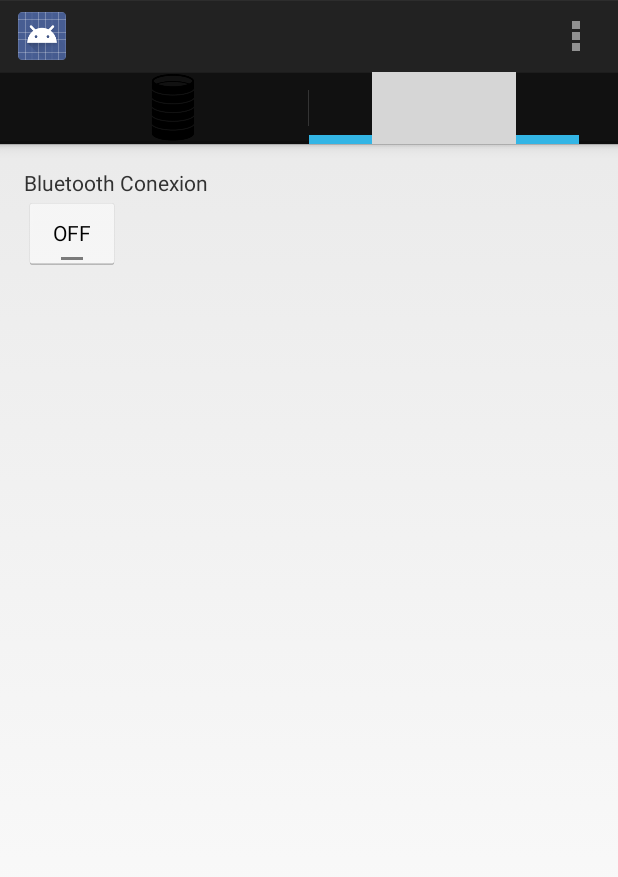
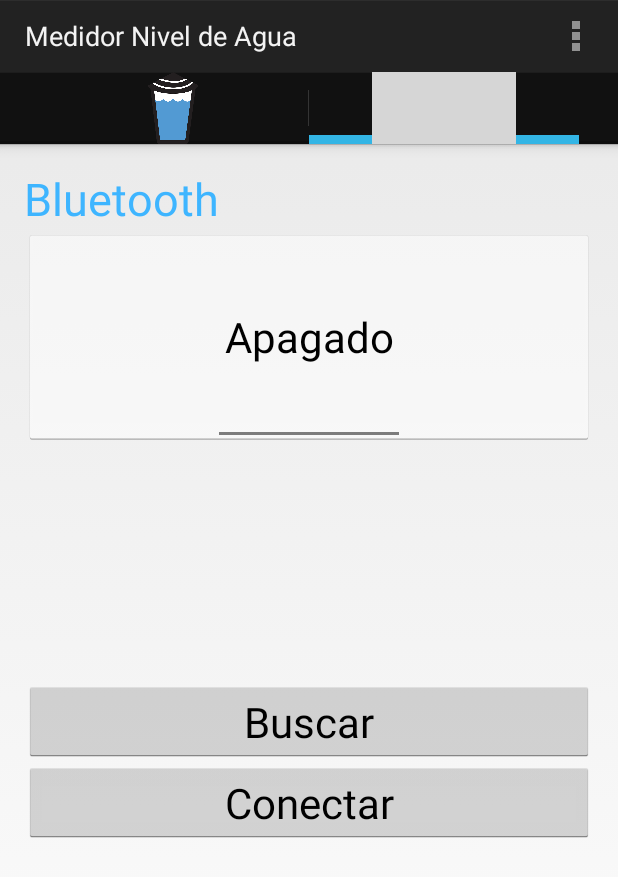
Before and after one commit to gabitosoft/BluetoothMeasure, an Android app: the screen it shows after launch (MainActivity), tab 2 chosen, on a phone screen of 412 x 824 dp. Shown: the top 877 px of the screen. Run offline under Robolectric (Android 15) with nearby library versions, the phone set to English and light mode, and no system bars; grey boxes are pictures that could not be loaded.

Commit message:
Adding seekbar and buttons to Config Fragment

```diff
--- a/app/src/main/AndroidManifest.xml
+++ b/app/src/main/AndroidManifest.xml
@@ -10,7 +10,7 @@
         android:allowBackup="true"
         android:icon="@mipmap/ic_tank"
         android:label="@string/app_name"
-        android:theme="@style/AppTheme" >
+        android:theme="@style/AppTheme">
         <activity
             android:name=".MainActivity"
             android:label="@string/app_name" >
--- a/app/src/main/java/com/gabitosoft/bluetoothmeasure/FragmentGraphic.java
+++ b/app/src/main/java/com/gabitosoft/bluetoothmeasure/FragmentGraphic.java
@@ -5,16 +5,28 @@ import android.os.Bundle;
 import android.view.LayoutInflater;
 import android.view.View;
 import android.view.ViewGroup;
+import android.widget.SeekBar;
+import android.widget.Toast;
 
 /**
  * Created by Gabriel Delgado on 29-05-15.
  */
 public class FragmentGraphic extends Fragment{
 
+    private SeekBar seekBar;
+
     @Override
     public View onCreateView(LayoutInflater inflater, ViewGroup container, Bundle savedInstanceState) {
 
-        View rootView = inflater.inflate(R.layout.configuration_layout, container, false);
-        return rootView;
+        try {
+
+            View rootView = inflater.inflate(R.layout.graphic_layout, container, false);
+            seekBar = (SeekBar) getActivity().findViewById(R.id.seekBar);
+
+            return rootView;
+        } catch (Exception ex) {
+
+            return null;
+        }
     }
 }
--- a/app/src/main/java/com/gabitosoft/bluetoothmeasure/MainActivity.java
+++ b/app/src/main/java/com/gabitosoft/bluetoothmeasure/MainActivity.java
@@ -3,6 +3,7 @@ package com.gabitosoft.bluetoothmeasure;
 import android.app.ActionBar;
 import android.app.Activity;
 import android.app.Fragment;
+import android.graphics.drawable.ColorDrawable;
 import android.os.Bundle;
 import android.view.Menu;
 import android.view.MenuItem;
@@ -20,18 +21,20 @@ public class MainActivity extends Activity {
         setContentView(R.layout.activity_main);
 
         ActionBar actionBar = getActionBar();
+        actionBar.setIcon(new ColorDrawable(getResources().getColor(android.R.color.transparent)));
         actionBar.setDisplayHomeAsUpEnabled(false);
-        actionBar.setDisplayShowTitleEnabled(false);
         actionBar.setNavigationMode(ActionBar.NAVIGATION_MODE_TABS);
 
-        configTab = actionBar.newTab().setIcon(R.drawable.tank_icon);
-        graphicTab = actionBar.newTab().setIcon(R.drawable.gear_icon);
+        graphicTab = actionBar.newTab().setIcon(R.drawable.tank_icon);
+        configTab = actionBar.newTab().setIcon(R.drawable.gear_icon);
 
         configTab.setTabListener(new TabListener(configFragment));
         graphicTab.setTabListener(new TabListener(graphicFragment));
 
+        actionBar.addTab(graphicTab);
         actionBar.addTab(configTab);
-        actionBar.addTab(graphicTab);
+
+        actionBar.setSelectedNavigationItem(0);
     }
 
     @Override
--- a/app/src/main/res/layout/configuration_layout.xml
+++ b/app/src/main/res/layout/configuration_layout.xml
@@ -1,18 +1,47 @@
 <?xml version="1.0" encoding="utf-8"?>
 <LinearLayout xmlns:android="http://schemas.android.com/apk/res/android"
     android:orientation="vertical" android:layout_width="match_parent"
-    android:layout_height="match_parent">
+    android:layout_height="match_parent"
+    android:weightSum="1">
 
-    <TextView android:text="@string/title" android:layout_width="wrap_content"
+    <TextView android:text="@string/text_bluetooth" android:layout_width="match_parent"
         android:layout_height="wrap_content"
-        android:id="@+id/textView" />
+        android:id="@+id/textView"
+        android:singleLine="true"
+        android:textAlignment="center"
+        android:textColor="#ff3eb5ff"
+        android:textSize="30dp" />
 
     <ToggleButton
-        android:layout_width="wrap_content"
+        android:layout_width="match_parent"
         android:layout_height="wrap_content"
         android:text="New ToggleButton"
         android:id="@+id/toggleButton"
         android:layout_alignParentLeft="true"
         android:layout_alignParentStart="true"
-        android:layout_below="@+id/textView" />
+        android:layout_below="@+id/textView"
+        android:layout_weight="0.28"
+        android:textOff="@string/text_off"
+        android:textOn="@string/text_on"
+        android:textSize="28dp" />
+
+    <ListView
+        android:layout_width="match_parent"
+        android:layout_height="158dp"
+        android:id="@+id/listView" />
+
+    <Button
+        android:layout_width="match_parent"
+        android:layout_height="wrap_content"
+        android:text="@string/button_search"
+        android:id="@+id/button"
+        android:textSize="28dp" />
+
+    <Button
+        android:layout_width="match_parent"
+        android:layout_height="wrap_content"
+        android:text="@string/button_connect"
+        android:id="@+id/button2"
+        android:textSize="28dp" />
+
 </LinearLayout>
--- a/app/src/main/res/values/strings.xml
+++ b/app/src/main/res/values/strings.xml
@@ -1,10 +1,11 @@
 <resources>
-    <string name="app_name">BluetoothMeasure</string>
-
-    <string name="title">Bluetooth Conexion</string>
-    <string name="action_settings">Settings</string>
-    <string name="button_enable">Bluetooth ON</string>
-    <string name="button_refresh">Refresh</string>
-    <string name="button_connect">Connect</string>
-    <string name="label_status"></string>
+    <string name="app_name">Medidor Nivel de Agua</string>
+    <string name="action_settings">Configuraciones</string>
+    <string name="button_search">Buscar</string>
+    <string name="button_connect">Conectar</string>
+    <string name="text_off">Apagado</string>
+    <string name="text_on">Encendido</string>
+    <string name="text_bluetooth">Bluetooth</string>
+    <string name="text_status_connected">Conectado</string>
+    <string name="text_status_disconnected">Desconectado</string>
 </resources>
```
Also changed, not shown: app/src/main/java/com/gabitosoft/bluetoothmeasure/VerticalSeekBar.java (added, +65 -0 lines), app/src/main/res/layout/graphic_layout.xml (+28 -0 lines), app/src/main/res/drawable/tank_icon.png.
